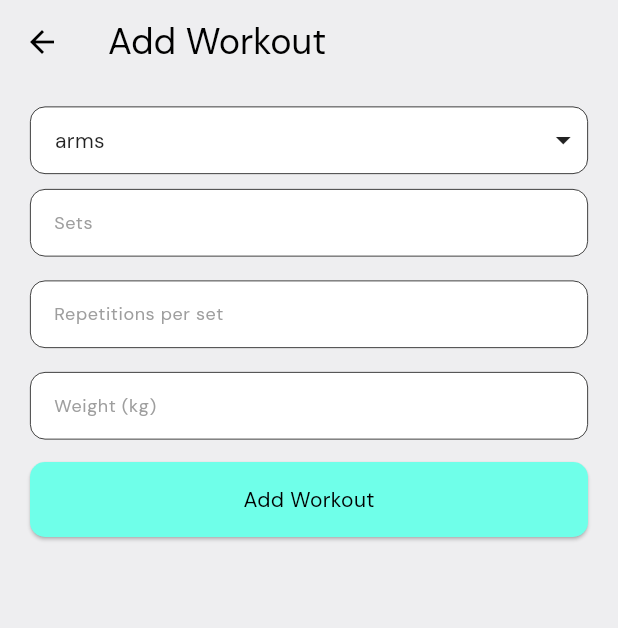
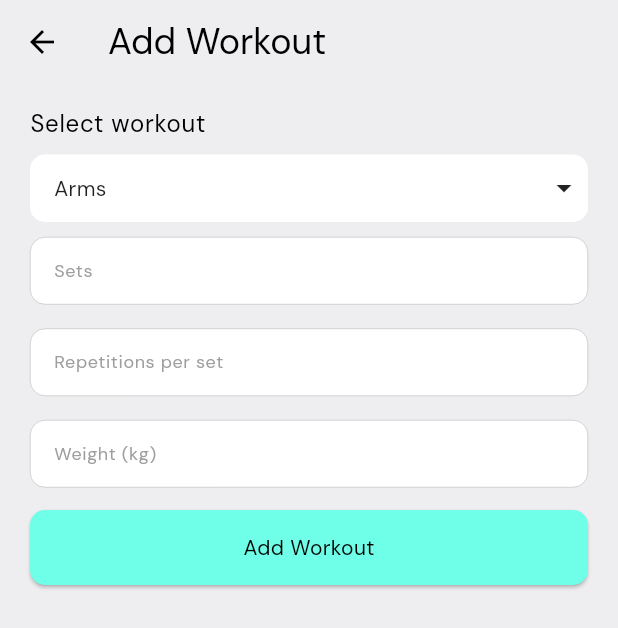
Before and after one commit to TheNairaSign/Forma, a Flutter app: the NavigationFuturePage screen opened directly, item 2 of the bottom bar chosen, after a tap on the "add" icon, on a phone screen of 412 x 824 dp. Shown: the top 628 px of the screen. Run offline on Flutter 3.47's test engine with Material 3 defaults, Android fonts, the phone set to English and light mode, and no system bars; our stand-ins replace animate_do, another_flushbar, circular_countdown_timer, fl_chart, flutter_animate, flutter_riverpod and 12 more; missing offline and left inert: android_alarm_manager_plus, vertical_weight_slider; accounts and stored records are empty; project files that could hold a hidden picture were left out.

Commit message:
feat: add workout progress tracking and form improvements
- Implement progress tracking for workouts using progress provider
- Add workout type names and improve dropdown selection
- Enhance form labels and styling across multiple components
- Refactor calorie calculation logic for different workout types
- Update intensity selection in cardio and flow forms

```diff
--- a/lib/models/enums/workout_type.dart
+++ b/lib/models/enums/workout_type.dart
@@ -1,3 +1,4 @@
+
 // ignore_for_file: non_constant_identifier_names
 
 enum WorkoutType {
@@ -119,6 +120,53 @@ extension WorkoutTypeExtension on WorkoutType {
         return "🏃‍♂️";
     }
   }
+
+  String get name {
+    switch (this) {
+      case WorkoutType.fullBody:
+        return "Full Body";
+      case WorkoutType.chest:
+        return "Chest";
+      case WorkoutType.back:
+        return "Back";
+      case WorkoutType.shoulders:
+        return "Shoulders";
+      case WorkoutType.legs:
+        return "Legs";
+      case WorkoutType.arms:
+        return "Arms";
+      case WorkoutType.core:
+        return "Core";
+      case WorkoutType.cardio:
+        return "Cardio";
+      case WorkoutType.hiit:
+        return "HIIT (High-Intensity Interval Training)";
+      case WorkoutType.pushDay:
+        return "Push Day";
+      case WorkoutType.pullDay:
+        return "Pull Day";
+      case WorkoutType.upperBody:
+        return "Upper Body";
+      case WorkoutType.lowerBody:
+        return "Lower Body";
+      case WorkoutType.yoga:
+        return "Yoga";
+      case WorkoutType.mobility:
+        return "Mobility";
+      case WorkoutType.strength:
+        return "Strength";
+      case WorkoutType.endurance:
+        return "Endurance";
+      case WorkoutType.balance:
+        return "Balance";
+      case WorkoutType.flexibility:
+        return "Flexibility";
+      case WorkoutType.warmUp:
+        return "Warm Up";
+      case WorkoutType.coolDown:
+        return "Cool Down";
+    }
+  }
 }
 
 void getWorkoutType() {
--- a/lib/providers/progress_provider.dart
+++ b/lib/providers/progress_provider.dart
@@ -19,7 +19,7 @@ class ProgressNotifier extends StateNotifier<int> {
     return state;
   }
 
-  int workoutProgress() {
+  int stepsProgress() {
     final steps = ref.watch(stepsProvider);
     return calculateProgress(steps.steps, ref.watch(stepsProvider.notifier).dailyTargetSteps);
   }
--- a/lib/providers/workout_group_notifier.dart
+++ b/lib/providers/workout_group_notifier.dart
@@ -83,7 +83,7 @@ class WorkoutGroupNotifier extends ChangeNotifier {
   Map<String, dynamic> getCardioValues() {
     return {
       'duration': int.tryParse(cardioDurationController.text) ?? 0,
-      'distance': double.tryParse(cardioDistanceController.text) ?? 0.0,
+      'distance': int.tryParse(cardioDistanceController.text) ?? 0,
       'intensity': cardioIntensity,
       'heartRate': int.tryParse(heartRateController.text) ?? 0,
     };
@@ -114,11 +114,16 @@ class WorkoutGroupNotifier extends ChangeNotifier {
     }
   }
 
+
+  Widget buildInfoContainer() {
+    return Placeholder();
+  }
+
   void addWorkout(BuildContext context, WidgetRef ref) {
     final provider = ref.watch(workoutItemProvider.notifier);
     final type = provider.selectedWorkoutTypeGetter;
     final workoutGroup = workoutGroupMap[type];
-    final workoutName = provider.workoutName[0].toUpperCase() + provider.workoutName.substring(1);
+    final workoutName = provider.selectedWorkoutTypeGetter.name[0].toUpperCase() + provider.workoutName.substring(1);
     debugPrint("WorkoutName: $workoutName");
     switch (workoutGroup) {
       case WorkoutGroup.repetition:
@@ -131,7 +136,7 @@ class WorkoutGroupNotifier extends ChangeNotifier {
             reps: values['reps'],
             weight: values['weight'],
           );
-          ref.watch(workoutItemProvider.notifier).addWorkout(context, workout);
+          ref.watch(workoutItemProvider.notifier).addWorkout(context, workout, WorkoutGroup.repetition);
         } catch (e) {
           debugPrint('Add repitition workout error: $e');
           Alerts.showErrorDialog(context, 'Error', 'Invalid Workout Type');
@@ -149,7 +154,7 @@ class WorkoutGroupNotifier extends ChangeNotifier {
             durationInSeconds: values['seconds'],
             sets: values['sets'],
           );
-          ref.watch(workoutItemProvider.notifier).addWorkout(context, workout);
+          ref.watch(workoutItemProvider.notifier).addWorkout(context, workout, WorkoutGroup.time);
         } catch (e) {
           debugPrint('Add time workout error: $e');
           Alerts.showErrorDialog(context, 'Error', 'Invalid Workout Type');
@@ -167,7 +172,7 @@ class WorkoutGroupNotifier extends ChangeNotifier {
             intensity: values['intensity'],
             description: values['notes'],
           ) ;
-          ref.watch(workoutItemProvider.notifier).addWorkout(context, workout);
+          ref.watch(workoutItemProvider.notifier).addWorkout(context, workout, WorkoutGroup.flow);
         } catch (e) {
           debugPrint('Add flow workout error: $e');
           Alerts.showErrorDialog(context, 'Error', 'Invalid Workout Type');
@@ -186,7 +191,7 @@ class WorkoutGroupNotifier extends ChangeNotifier {
             weight: values['weight'],
             restTime: values['restTime'],
           );
-          ref.watch(workoutItemProvider.notifier).addWorkout(context, workout);
+          ref.watch(workoutItemProvider.notifier).addWorkout(context, workout, WorkoutGroup.strength);
         } catch (e) {
           debugPrint('Add strength workout error: $e');
           Alerts.showErrorDialog(context, 'Error', 'Invalid Workout Type');
@@ -205,7 +210,7 @@ class WorkoutGroupNotifier extends ChangeNotifier {
             intensity: values['intensity'],
             heartRate: values['heartRate'],
           );
-          ref.watch(workoutItemProvider.notifier).addWorkout(context, workout);
+          ref.watch(workoutItemProvider.notifier).addWorkout(context, workout, WorkoutGroup.cardio);
           resetCardioForm();
         } catch (e) {
           debugPrint('Add cardio workout error: $e');
--- a/lib/views/pages/home/home_page.dart
+++ b/lib/views/pages/home/home_page.dart
@@ -73,6 +73,8 @@ class _HomePageState extends ConsumerState<HomePage> {
             Text("Overall Status", style: TextStyle(fontSize: 18, fontWeight: FontWeight.bold)),
             SizedBox(height: 10),
             OverallStatusContainer(),
+
+
           ],
         ),
       ),
--- a/lib/views/pages/home/widgets/progress_container.dart
+++ b/lib/views/pages/home/widgets/progress_container.dart
@@ -1,5 +1,6 @@
 import 'package:flutter/material.dart';
 import 'package:flutter_riverpod/flutter_riverpod.dart';
+import 'package:workout_tracker/providers/progress_provider.dart';
 import 'package:workout_tracker/providers/workout_item_notifier.dart';
 import 'package:workout_tracker/views/widgets/custom_progress_indicator.dart';
 
@@ -15,6 +16,7 @@ class _ProgressContainerState extends ConsumerState<ProgressContainer> {
   @override
   Widget build(BuildContext context) {
     final workouts = ref.watch(workoutItemProvider);
+    final progress = ref.watch(progressProvider).toDouble();
     final totalWorkouts = workouts.length;
     // final completedWorkouts = workouts.where((workout) => workout.isCompleted).length;
   final textTheme = Theme.of(context).textTheme;
@@ -33,7 +35,7 @@ class _ProgressContainerState extends ConsumerState<ProgressContainer> {
               Text('$totalWorkouts workouts done today', style: textTheme.bodyMedium?.copyWith(color: Colors.grey)),
             ],
           ),
-          CustomProgressIndicator(end: 0.65, textColor: Colors.white)
+          CustomProgressIndicator(end: progress, textColor: Colors.white)
         ],
       ),
     );
--- a/lib/views/pages/workouts/sub_pages/add_workout_page.dart
+++ b/lib/views/pages/workouts/sub_pages/add_workout_page.dart
@@ -22,18 +22,19 @@ class _AddWorkoutPageState extends ConsumerState<AddWorkoutPage> {
 
   @override
   Widget build(BuildContext context) {
-    final _selectedWorkout = ref.watch(workoutItemProvider.notifier).selectedWorkoutTypeGetter;
+    final selectedWorkout = ref.watch(workoutItemProvider.notifier).selectedWorkoutTypeGetter;
     return Scaffold(
       appBar: AppBar(title: Text('Add Workout', style: Theme.of(context).textTheme.headlineSmall)),
       body: Padding(
         padding: bodyPadding,
         child: ListView(
           children: [
+            Text('Select workout', style:  Theme.of(context).textTheme.bodyLarge),
+            const SizedBox(height: 8),
             CustomDropdownButton(
-              borderColor: Colors.black,
               backgroundColor: Colors.white,
               items: WorkoutType.values.map((type) => type.name).toList(),
-              hint: _selectedWorkout.name,
+              hint: selectedWorkout.name,
               onChanged: (value) {
                 if (value != null) {
                   final selectedType = WorkoutType.values.firstWhere((type) => type.name == value, orElse: () => WorkoutType.arms);
@@ -44,8 +45,8 @@ class _AddWorkoutPageState extends ConsumerState<AddWorkoutPage> {
                 }
               },
             ),
-              const SizedBox(height: 10),
-            WorkoutFormSelector(selectedWorkoutType: _selectedWorkout),
+            const SizedBox(height: 10),
+            WorkoutFormSelector(selectedWorkoutType: selectedWorkout),
             const SizedBox(height: 15),
             SizedBox(
               width: double.infinity,
--- a/lib/views/widgets/custom_drop_down_button.dart
+++ b/lib/views/widgets/custom_drop_down_button.dart
@@ -39,7 +39,7 @@ class _CustomDropdownButtonState extends State<CustomDropdownButton> {
       decoration: BoxDecoration(
         color: color,
         borderRadius: BorderRadius.circular(10),
-        border: widget.borderColor != null ? Border.all(color: widget.borderColor!, width: .5) : null,
+        border: widget.borderColor != null ? Border.all(color: widget.borderColor!, width: .3) : null,
       ),
       child: DropdownButtonHideUnderline(
         child: ButtonTheme(
--- a/lib/views/widgets/forms/time_form.dart
+++ b/lib/views/widgets/forms/time_form.dart
@@ -19,7 +19,7 @@ class TimeForm extends StatelessWidget {
             Expanded(
               child: GroupForm(
                 controller: workoutGroupProvider.minutesController,
-                labelText: 'Minutes',
+                labelText: 'Workout duration (Minutes)',
                 keyboardType: TextInputType.number,
                 inputFormatters: [FilteringTextInputFormatter.digitsOnly],
                 validator: (value) {
@@ -34,7 +34,7 @@ class TimeForm extends StatelessWidget {
             Expanded(
               child: GroupForm(
                 controller: workoutGroupProvider.timeBasedSetsController,
-                labelText: 'Seconds',
+                labelText: 'Duration Seconds',
                 keyboardType: TextInputType.number,
                 inputFormatters: [FilteringTextInputFormatter.digitsOnly],
                 validator: (value) {
--- a/lib/views/widgets/group_form.dart
+++ b/lib/views/widgets/group_form.dart
@@ -45,10 +45,7 @@ class GroupForm extends StatelessWidget {
           fillColor: Colors.white,
           enabledBorder: OutlineInputBorder(
             borderRadius: BorderRadius.circular(10),
-            borderSide: BorderSide(
-              color: Colors.black,
-              width: .5
-            )
+            borderSide: BorderSide(color: Colors.grey, width: .3)
           ),
           focusColor: Colors.white,
           focusedBorder: UnderlineInputBorder(borderSide: BorderSide(color: Colors.black, width: 1)),
```
Also changed, not shown: lib/providers/calories_provider.dart (+54 -1 lines), lib/providers/workout_item_notifier.dart (+27 -24 lines), lib/views/widgets/forms/cardio_form.dart (+8 -4 lines), lib/views/widgets/forms/flow_form.dart (+11 -9 lines).
